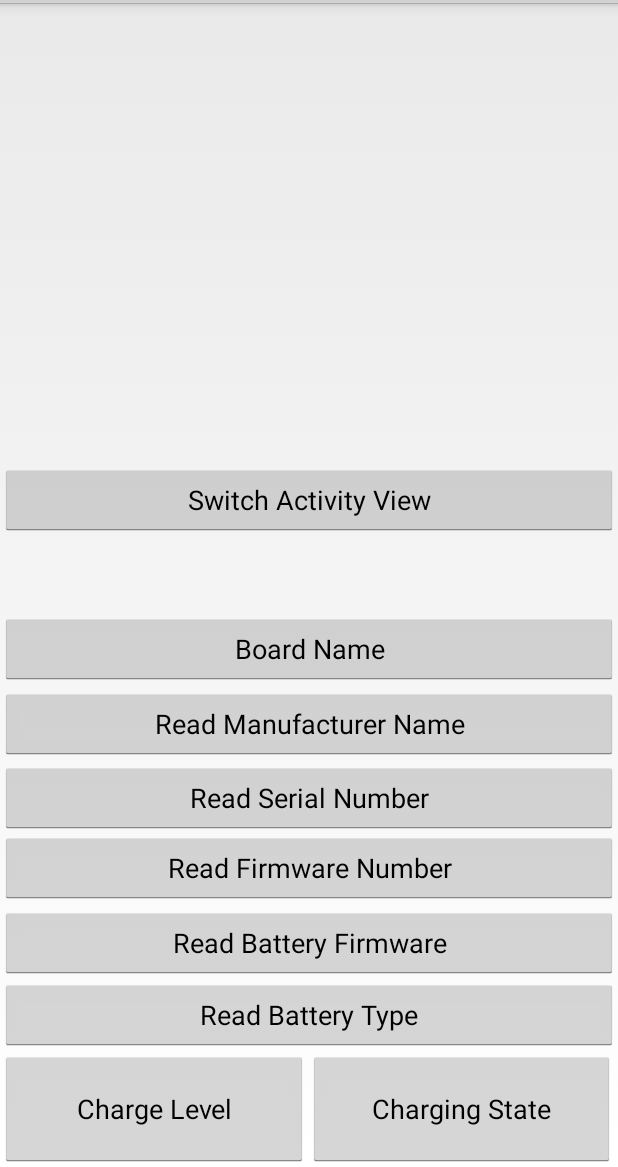
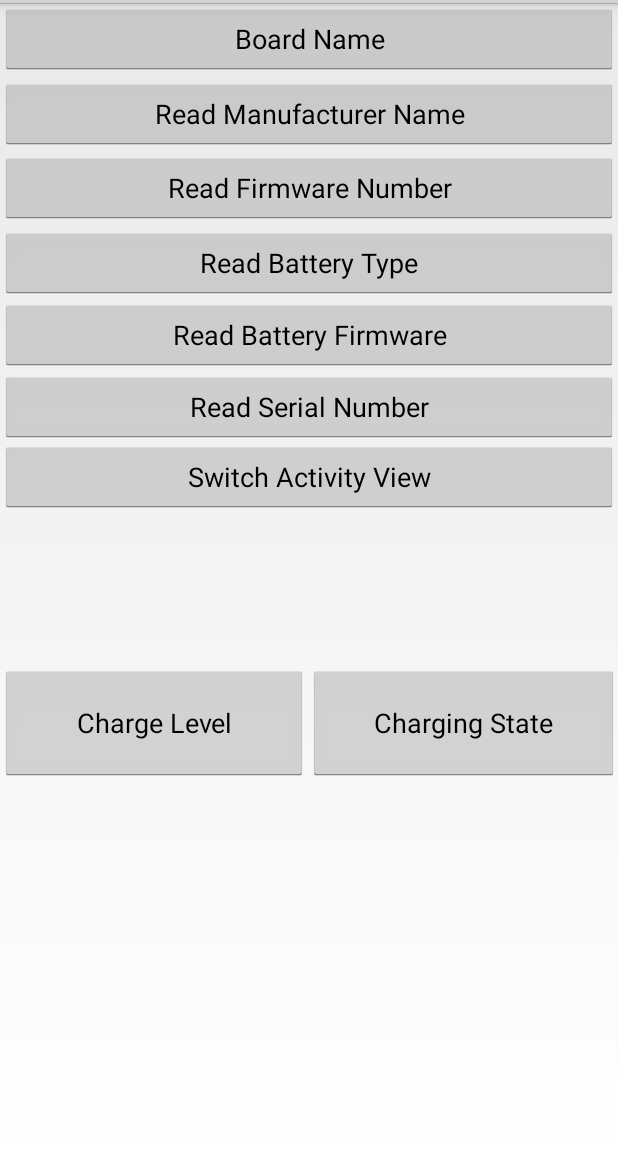
Before and after one commit to FDRs-Legs/BoostLERW, an Android app: the DeviceActivityTesting screen opened directly, with no data from a screen before it, on a phone screen of 412 x 824 dp, the part 69-1236 px from its top. Run offline under Robolectric (Android 15) with nearby library versions, the phone set to English and light mode, and no system bars; 1 statement that could not run was skipped.

Commit message:
Cleaned up the UI

```diff
--- a/app/src/main/res/layout/activity_devicetesting.xml
+++ b/app/src/main/res/layout/activity_devicetesting.xml
@@ -1,91 +1,89 @@
-<RelativeLayout xmlns:android="http://schemas.android.com/apk/res/android"
+
+
+
+    <ScrollView
+        xmlns:android="http://schemas.android.com/apk/res/android"
         xmlns:tools="http://schemas.android.com/tools"
         android:layout_width="match_parent"
         android:layout_height="match_parent"
-    android:orientation="vertical"
     tools:context=".DeviceActivityTesting">
+
+        <LinearLayout
+            android:layout_width="match_parent"
+            android:layout_height="wrap_content"
+            android:orientation="vertical" >
+
+            <Button
+                android:id="@+id/read_board_name_button"
+                android:layout_width="match_parent"
+                android:layout_height="wrap_content"
+                android:layout_marginBottom="2dp"
+                android:text="@string/read_board_name" />
+
+            <Button
+                android:id="@+id/read_manufacturer_name_button"
+                android:layout_width="match_parent"
+                android:layout_height="wrap_content"
+                android:layout_marginBottom="1dp"
+                android:text="@string/read_manufacturer_name" />
+
+            <Button
+                android:id="@+id/read_esc_firmware_button"
+                android:layout_width="match_parent"
+                android:layout_height="wrap_content"
+                android:layout_marginBottom="2dp"
+                android:text="@string/read_esc_firmware_number" />
+
+            <Button
+                android:id="@+id/read_battery_type_button"
+                android:layout_width="match_parent"
+                android:layout_height="wrap_content"
+                android:layout_marginBottom="0dp"
+                android:text="@string/read_battery_type_number" />
+
+            <Button
+                android:id="@+id/read_battery_firmware_button"
+                android:layout_width="match_parent"
+                android:layout_height="wrap_content"
+                android:text="@string/read_battery_firmware_number" />
+
+            <Button
+                android:id="@+id/read_serial_number_button"
+                android:layout_width="match_parent"
+                android:layout_height="wrap_content"
+                android:layout_marginBottom="-1dp"
+                android:text="@string/read_serial_number" />
 
             <Button
                 android:id="@+id/switch_activity_id"
                 android:layout_width="match_parent"
                 android:layout_height="wrap_content"
-        android:layout_above="@+id/read_manufacturer_name_button"
                 android:layout_marginBottom="101dp"
                 android:text="@string/switch_activity_name" />
 
-    <Button
-        android:id="@+id/read_board_name_button"
+            <LinearLayout
                 android:layout_width="match_parent"
-        android:layout_height="wrap_content"
-        android:layout_above="@+id/read_manufacturer_name_button"
-        android:layout_marginBottom="2dp"
-        android:text="@string/read_board_name" />
-
-
-
+                android:layout_height="match_parent"
+                android:orientation="horizontal">
 
                 <Button
-        android:id="@+id/read_manufacturer_name_button"
-        android:layout_width="match_parent"
-        android:layout_height="wrap_content"
-        android:layout_above="@+id/read_serial_number_button"
-        android:layout_marginBottom="1dp"
-        android:text="@string/read_manufacturer_name" />
-
-    <Button
-        android:id="@+id/read_serial_number_button"
-        android:layout_width="match_parent"
-        android:layout_height="wrap_content"
-        android:layout_above="@+id/read_esc_firmware_button"
-        android:layout_marginBottom="-1dp"
-        android:text="@string/read_serial_number" />
-
-    <Button
-        android:id="@+id/read_battery_firmware_button"
-        android:layout_width="match_parent"
-        android:layout_height="wrap_content"
-        android:layout_above="@+id/read_battery_type_button"
-        android:text="@string/read_battery_firmware_number" />
+                    android:id="@+id/read_battery_level_button"
+                    android:layout_width="205dp"
+                    android:layout_height="77dp"
+                    android:layout_marginStart="0dp"
+                    android:layout_marginBottom="0dp"
+                    android:text="@string/read_battery_level_number" />
 
                 <Button
                     android:id="@+id/read_battery_state_button"
                     android:layout_width="207dp"
                     android:layout_height="77dp"
 
-        android:layout_alignParentEnd="true"
-        android:layout_alignParentBottom="true"
                     android:layout_marginStart="0dp"
                     android:layout_marginEnd="2dp"
                     android:layout_marginBottom="0dp"
-        android:layout_toEndOf="@+id/read_battery_level_button"
                     android:text="@string/read_battery_state_number" />
+            </LinearLayout>
 
-    <Button
-        android:id="@+id/read_battery_level_button"
-        android:layout_width="205dp"
-        android:layout_height="77dp"
-        android:layout_alignParentStart="true"
-        android:layout_alignParentBottom="true"
-        android:layout_marginStart="0dp"
-        android:layout_marginBottom="0dp"
-        android:text="@string/read_battery_level_number" />
-
-    <Button
-        android:id="@+id/read_battery_type_button"
-        android:layout_width="match_parent"
-        android:layout_height="wrap_content"
-        android:layout_above="@+id/read_battery_state_button"
-        android:layout_marginBottom="0dp"
-        android:text="@string/read_battery_type_number" />
-    <Button
-        android:id="@+id/read_esc_firmware_button"
-        android:layout_width="match_parent"
-        android:layout_height="wrap_content"
-        android:layout_above="@+id/read_battery_firmware_button"
-        android:layout_marginBottom="2dp"
-        android:text="@string/read_esc_firmware_number" />
-
-
-
-
-</RelativeLayout>
+        </LinearLayout>
+    </ScrollView>
```
Lines whose indentation alone changed are shown as unchanged.
